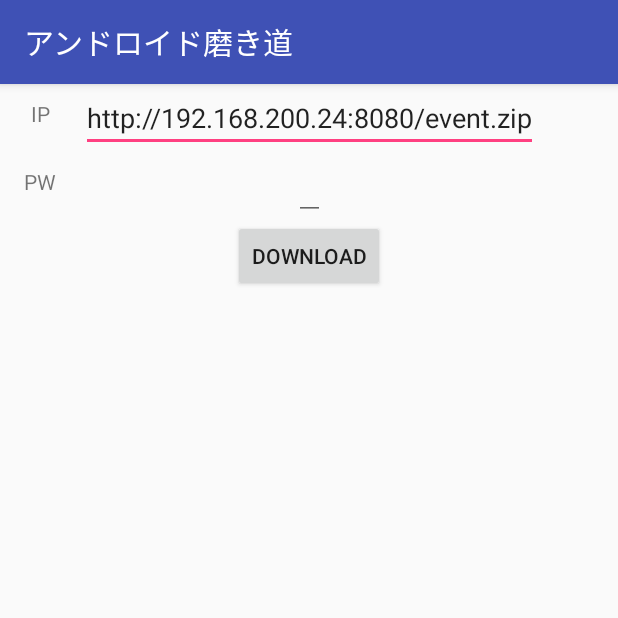
After one commit to xu1718191411/LearningAndroid, an Android app: the DownloadActivity screen opened directly, with no data from a screen before it, on a phone screen of 412 x 824 dp, the top half of it. The commit adds this screen. Run offline under Robolectric (Android 15) with nearby library versions, the phone set to English and light mode, and no system bars; libraries missing offline, so code that uses them is left out: net.lingala.zip4j.

Commit message:
サーバーからものを落として、キャッシュに保存する機能

```diff
--- a/app/build.gradle
+++ b/app/build.gradle
@@ -2,7 +2,7 @@ apply plugin: 'com.android.application'
 
 android {
     compileSdkVersion 26
-    buildToolsVersion "26.0.0"
+    buildToolsVersion '26.0.2'
     defaultConfig {
         applicationId "com.example.syoui.imagetab"
         minSdkVersion 15
@@ -35,5 +35,6 @@ dependencies {
     compile 'com.google.android.gms:play-services-maps:11.0.2'
     compile 'com.sothree.slidinguppanel:library:3.4.0'
     compile 'com.android.support:support-v4:26.+'
+    compile 'net.lingala.zip4j:zip4j:1.3.2'
     testCompile 'junit:junit:4.12'
 }
--- a/app/src/main/AndroidManifest.xml
+++ b/app/src/main/AndroidManifest.xml
@@ -91,6 +91,8 @@
         </activity>
         <activity android:name=".blockchain.BlockChainActivity">
         </activity>
+        <activity android:name=".DownloadActivity">
+        </activity>
     </application>
 
 </manifest>
--- /dev/null
+++ b/app/src/main/res/layout/activity_download.xml
@@ -0,0 +1,96 @@
+<?xml version="1.0" encoding="utf-8"?>
+<android.support.constraint.ConstraintLayout
+    xmlns:android="http://schemas.android.com/apk/res/android"
+    xmlns:app="http://schemas.android.com/apk/res-auto"
+    xmlns:tools="http://schemas.android.com/tools"
+    android:layout_width="match_parent"
+    android:layout_height="match_parent"
+    tools:context="com.example.syoui.imagetab.DownloadActivity">
+
+    <android.support.constraint.Guideline
+        android:id="@+id/leftGuaid"
+        android:layout_width="wrap_content"
+        android:layout_height="wrap_content"
+        android:orientation="vertical"
+        app:layout_constraintGuide_percent="0.1"/>
+
+    <android.support.constraint.Guideline
+        android:id="@+id/rightGuaid"
+        android:layout_width="wrap_content"
+        android:layout_height="wrap_content"
+        android:orientation="vertical"
+        app:layout_constraintGuide_percent="0.9"/>
+
+
+
+    <TextView
+        android:layout_width="wrap_content"
+        android:layout_height="wrap_content"
+        android:id="@+id/ip"
+        android:text="IP"
+        app:layout_constraintLeft_toLeftOf="parent"
+        app:layout_constraintRight_toLeftOf="@+id/address"
+        app:layout_constraintTop_toTopOf="parent"
+        android:padding="10dp"
+        />
+
+    <EditText
+        android:layout_width="wrap_content"
+        android:layout_height="wrap_content"
+        android:id="@+id/address"
+        android:text="http://192.168.200.24:8080/event.zip"
+        app:layout_constraintLeft_toRightOf="@+id/leftGuaid"
+        app:layout_constraintRight_toLeftOf="@+id/rightGuaid"
+        app:layout_constraintTop_toTopOf="parent"
+        app:layout_constraintVertical_bias="0.2"
+        />
+
+    <TextView
+        android:id="@+id/pw"
+        android:layout_width="wrap_content"
+        android:layout_height="36dp"
+        android:padding="10dp"
+        android:text="PW"
+        app:layout_constraintLeft_toLeftOf="parent"
+        app:layout_constraintRight_toLeftOf="@+id/address"
+        app:layout_constraintTop_toBottomOf="@+id/address"
+        />
+
+
+    <EditText
+        android:layout_width="wrap_content"
+        android:layout_height="wrap_content"
+        android:id="@+id/password"
+        android:text=""
+        app:layout_constraintLeft_toRightOf="@+id/leftGuaid"
+        app:layout_constraintRight_toLeftOf="@+id/rightGuaid"
+        app:layout_constraintTop_toBottomOf="@+id/address"
+        app:layout_constraintVertical_bias="0.2"
+        />
+
+
+
+    <Button
+        android:layout_width="wrap_content"
+        android:layout_height="wrap_content"
+        android:text="Download"
+        android:id="@+id/download"
+        app:layout_constraintTop_toBottomOf="@+id/password"
+        app:layout_constraintLeft_toRightOf="@+id/leftGuaid"
+        app:layout_constraintRight_toLeftOf="@+id/rightGuaid"
+
+        />
+
+    <TextView
+        android:layout_width="0dp"
+        android:layout_height="0dp"
+        app:layout_constraintDimensionRatio="h,3:4"
+        app:layout_constraintLeft_toLeftOf="@+id/leftGuaid"
+        app:layout_constraintRight_toRightOf="@+id/rightGuaid"
+        app:layout_constraintTop_toBottomOf="@+id/download"
+        app:layout_constraintBottom_toBottomOf="parent"
+        android:id="@+id/message"
+        android:scrollbars="vertical"
+        />
+
+</android.support.constraint.ConstraintLayout>
--- a/build.gradle
+++ b/build.gradle
@@ -9,7 +9,7 @@ buildscript {
         }
     }
     dependencies {
-        classpath 'com.android.tools.build:gradle:2.3.3'
+        classpath 'com.android.tools.build:gradle:3.0.1'
         // NOTE: Do not place your application dependencies here; they belong
         // in the individual module build.gradle files
     }
```
Also changed, not shown: app/src/main/java/com/example/syoui/imagetab/DownloadActivity.java (added, +275 -0 lines), app/src/main/java/com/example/syoui/imagetab/DownloadException.java (added, +16 -0 lines), app/src/main/java/com/example/syoui/imagetab/KnowledgeActivity.java (+10 -0 lines), app/src/main/java/com/example/syoui/imagetab/ReadException.java (added, +20 -0 lines), app/src/main/java/com/example/syoui/imagetab/WriteException.java (added, +16 -0 lines), app/src/main/res/layout/layout.xml (+11 -0 lines).
